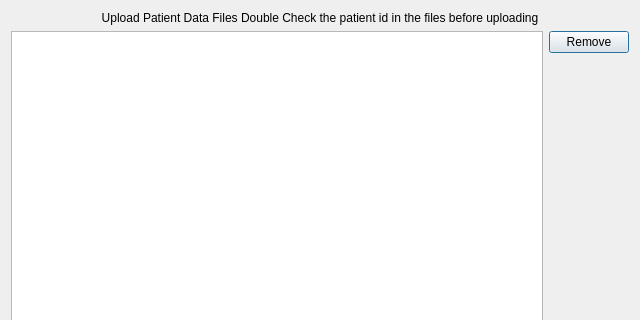
creativepsyco/panex-client, file ui/patientdataupload.ui: the form before one commit; both pictures show x 0 to 640 and y 0 to 320 of the 640 by 480 pixel window.
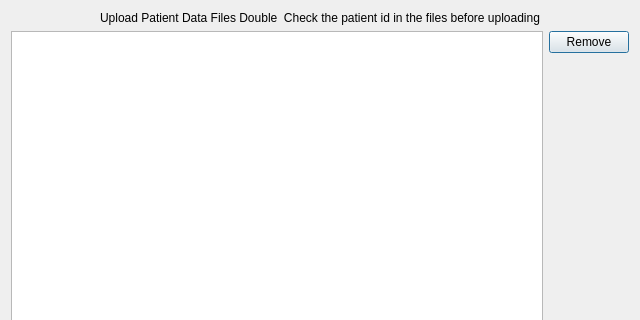
The form after the commit.

The edit to the form file:
```diff
--- a/ui/patientdataupload.ui
+++ b/ui/patientdataupload.ui
@@ -17,7 +17,7 @@
    <item>
     <widget class="QLabel" name="label_2">
      <property name="text">
-      <string>Upload Patient Data Files Double Check the patient id in the files before uploading</string>
+      <string>Upload Patient Data Files Double  Check the patient id in the files before uploading</string>
      </property>
      <property name="alignment">
       <set>Qt::AlignCenter</set>
```
Left out of the diff: 6 changed lines with no effect on the pictures.
